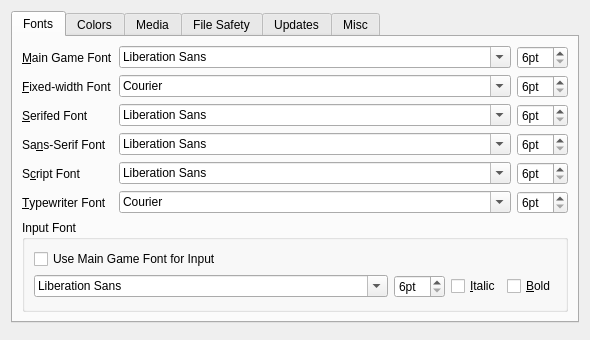
The window that src/confdialog.ui (realnc/qtads) describes before a commit, drawn with Qt 5.
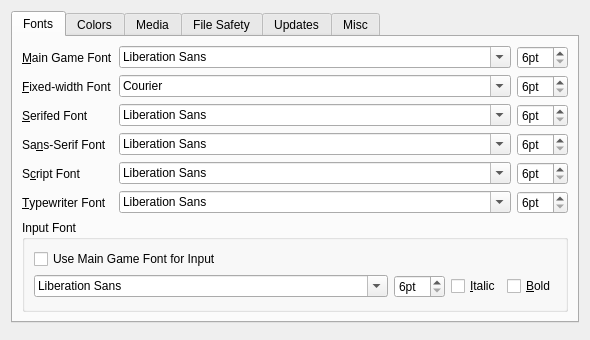
The same window after the commit. Custom widgets are drawn as their Qt base class.

Commit message:
Remove fixed-width requirement for typewriter font selection
Many typewriter fonts don't seem to identify themselves as fixed-width.
Lift the restriction so that they can be selected in the font combo box.

Patch:
```diff
--- a/src/confdialog.ui
+++ b/src/confdialog.ui
@@ -226,9 +226,6 @@
                <verstretch>0</verstretch>
               </sizepolicy>
              </property>
-             <property name="fontFilters">
-              <set>QFontComboBox::MonospacedFonts</set>
-             </property>
             </widget>
            </item>
            <item>
```
